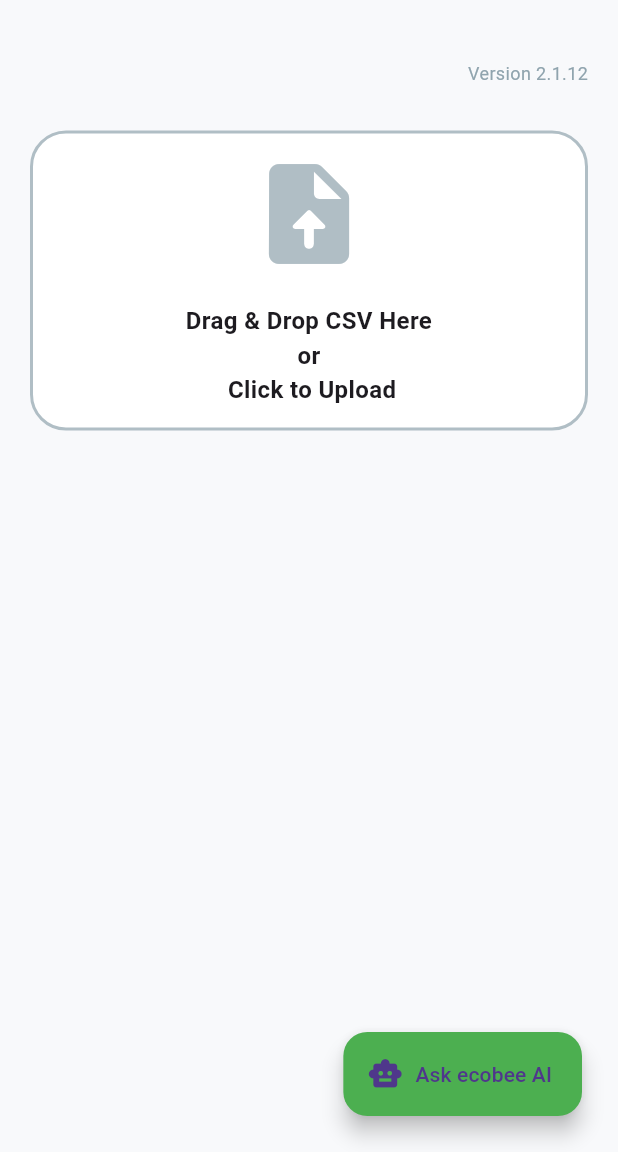
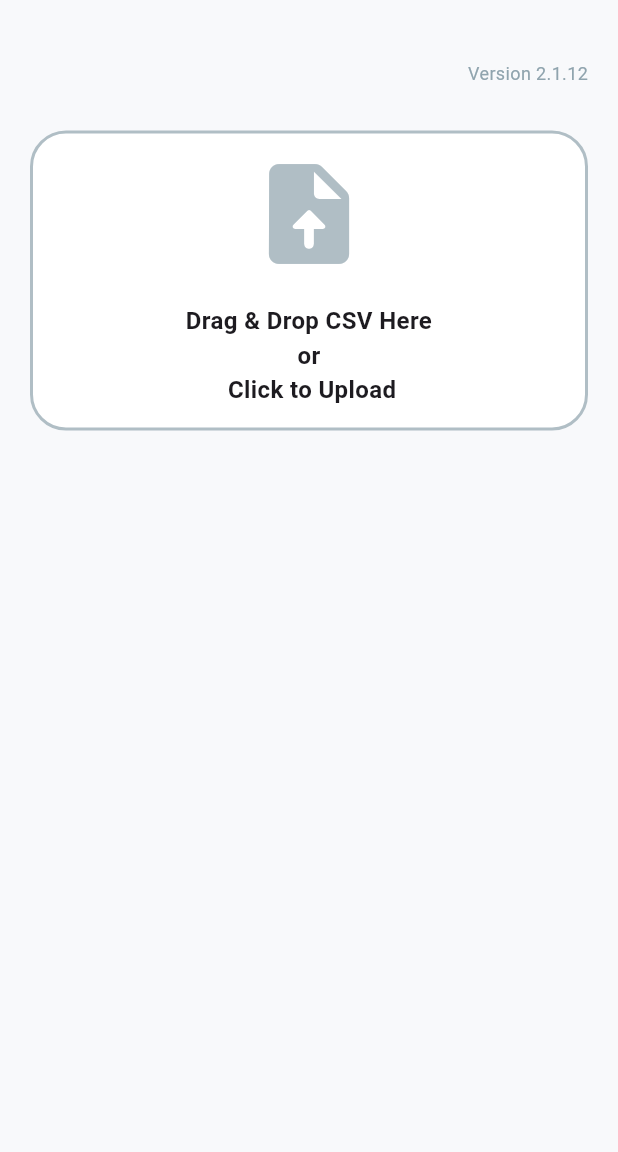
Before and after one commit to JonathanLam12345/ecobee-csv-analyzer, a Flutter app: the screen it shows after launch, on a phone screen of 412 x 824 dp, the part 84-1236 px from its top. Run offline on Flutter 3.47's test engine with Material 3 defaults, Android fonts, the phone set to English and light mode, and no system bars; our stand-ins replace cloud_firestore, csv, firebase_analytics, firebase_core, firebase_database, google_generative_ai and 2 more; missing offline and left inert: dart:html, dart:js_interop, desktop_drop, syncfusion_flutter_xlsio; accounts and stored records are empty.

```diff
--- a/lib/main.dart
+++ b/lib/main.dart
@@ -1730,19 +1730,20 @@ class _ExcelProcessorAppState extends State<ExcelProcessorApp> {
               ),
             ),
           ),
-          Positioned(
-            right: 24,
-            bottom: 24,
-            child: _isChatOpen
-                ? SupportChatWidget(
-                    onClose: () => setState(() => _isChatOpen = false))
-                : FloatingActionButton.extended(
-                    onPressed: () => setState(() => _isChatOpen = true),
-                    label: const Text('Ask ecobee AI'),
-                    icon: const Icon(Icons.smart_toy),
-                    backgroundColor: Colors.green,
-                  ),
-          ),
+          // Commenting this code for github push:
+          // Positioned(
+          //   right: 24,
+          //   bottom: 24,
+          //   child: _isChatOpen
+          //       ? SupportChatWidget(
+          //           onClose: () => setState(() => _isChatOpen = false))
+          //       : FloatingActionButton.extended(
+          //           onPressed: () => setState(() => _isChatOpen = true),
+          //           label: const Text('Ask ecobee AI'),
+          //           icon: const Icon(Icons.smart_toy),
+          //           backgroundColor: Colors.green,
+          //         ),
+          // ),
         ],
       ),
     );
```
